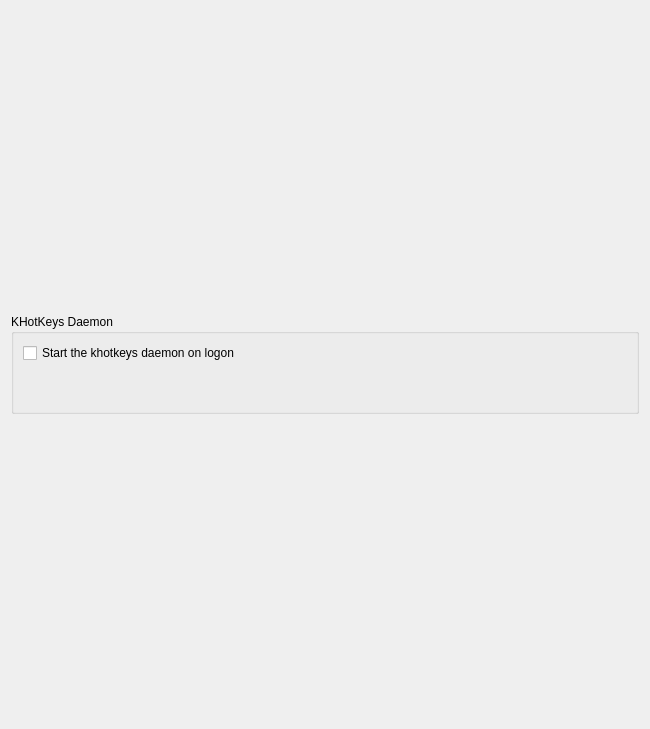
This is kcm_hotkeys/global_settings_widget.ui in KDE/khotkeys as Qt 5 draws it before an edit. The edited form follows.
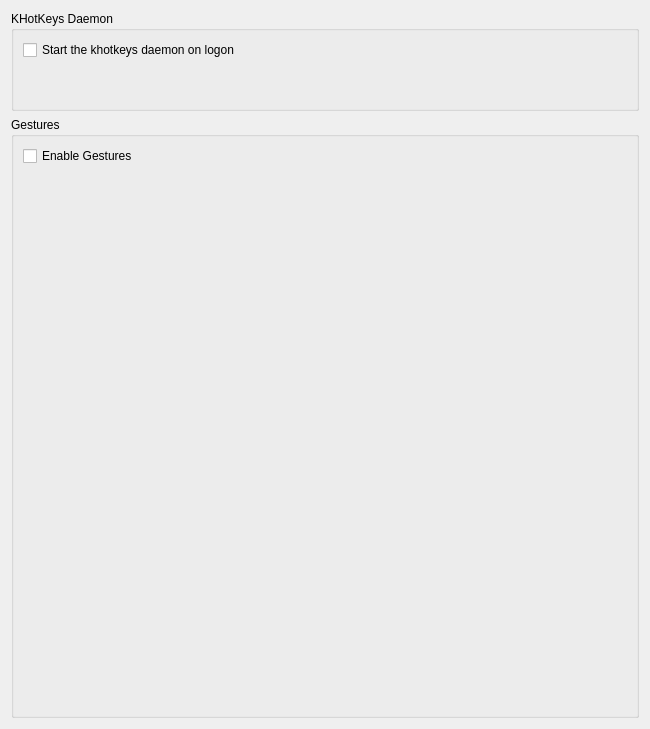
This is the edited form.

Commit message: Implement displaying and editing of gestures.

What changed in the file:
```diff
--- a/kcm_hotkeys/global_settings_widget.ui
+++ b/kcm_hotkeys/global_settings_widget.ui
@@ -49,6 +49,22 @@
      </layout>
     </widget>
    </item>
+   <item>
+    <widget class="QGroupBox" name="groupBox_2" >
+     <property name="title" >
+      <string>Gestures</string>
+     </property>
+     <layout class="QFormLayout" name="formLayout" >
+      <item row="0" column="0" >
+       <widget class="QCheckBox" name="gestures_enabled" >
+        <property name="text" >
+         <string>Enable Gestures</string>
+        </property>
+       </widget>
+      </item>
+     </layout>
+    </widget>
+   </item>
   </layout>
  </widget>
  <resources/>
```
The commit also changes 21 other files.
